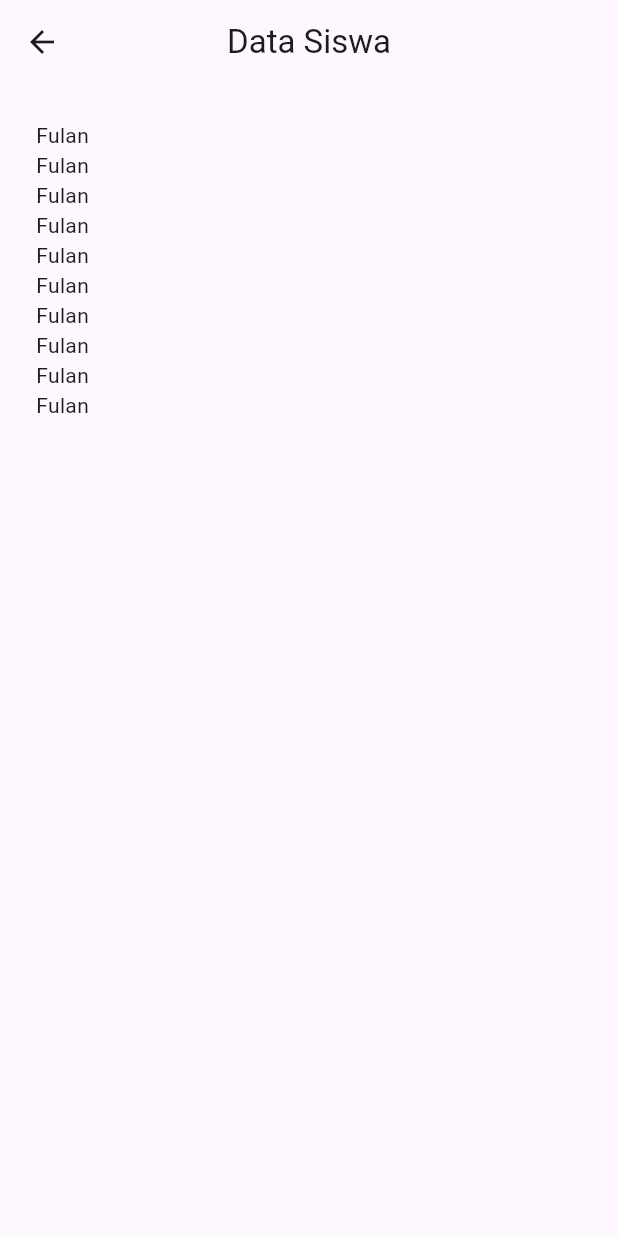
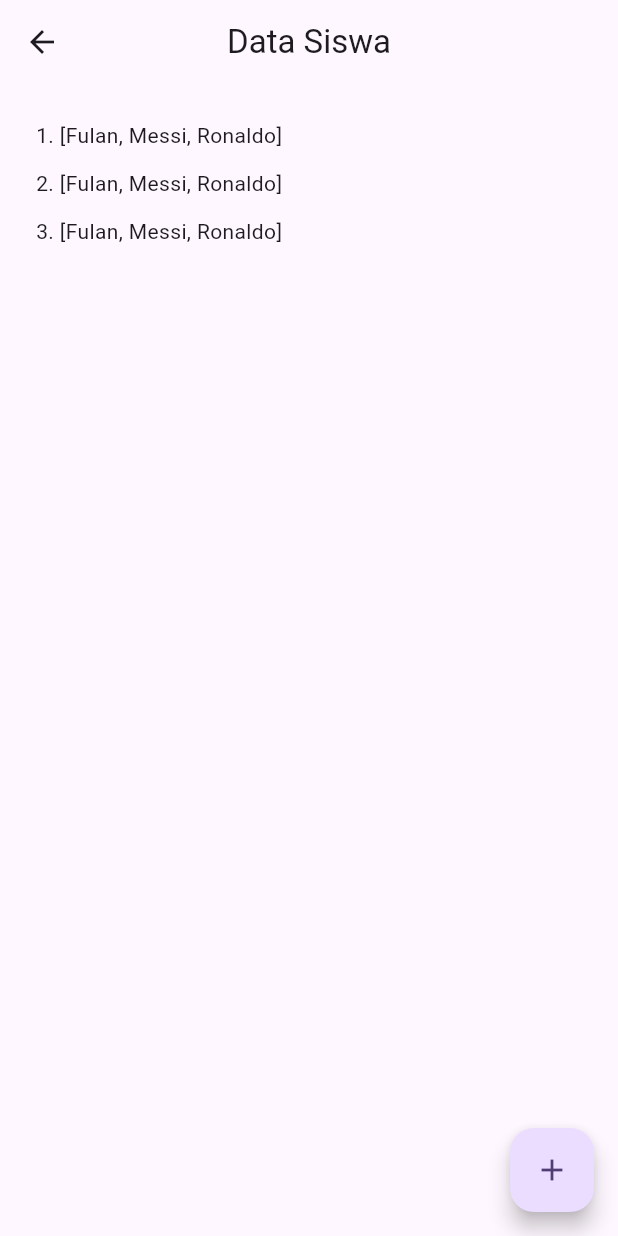
Before and after one commit to Miradrianti/sandbox_app, a Flutter app: the DataSiswa screen opened directly, on a phone screen of 412 x 824 dp. Run offline on Flutter 3.47's test engine with Material 3 defaults, Android fonts, the phone set to English and light mode, and no system bars.

Commit message:
form input siswa dll

```diff
--- /dev/null
+++ b/lib/dummy/siswa.dart
@@ -0,0 +1,5 @@
+var siswa = <String>[
+  'Fulan',
+  'Messi',
+  'Ronaldo',
+];
--- a/lib/pages/data_siswa.dart
+++ b/lib/pages/data_siswa.dart
@@ -1,18 +1,43 @@
+/*
+Kriteria :
+- Halaman utama menampilkan list nama siswa (gunakan data dummy awal: misal “Budi”, “Siti”).
+- Ada tombol “Tambah Siswa” yang membuka form input.
+- Form input memiliki validasi: Nama tidak boleh kosong dan Minimal 3 karakter
+- Setelah validasi sukses, nama siswa baru ditambahkan ke list dummy dan langsung tampil di halaman utama.
+*/
 import 'package:flutter/material.dart';
+import 'package:sandbox_app/dummy/siswa.dart';
+import 'package:sandbox_app/pages/input_siswa.dart';
 
-class DataSiswa extends StatelessWidget {
+class DataSiswa extends StatefulWidget {
   const DataSiswa({super.key});
 
+  @override
+  State<DataSiswa> createState() => _DataSiswaState();
+}
+
+class _DataSiswaState extends State<DataSiswa> {
   @override
   Widget build(BuildContext context) {
     return Scaffold(
       appBar: AppBar(title: Text('Data Siswa'), centerTitle: true,),
-      body: ListView.builder(
+      body: ListView.separated(
         padding: EdgeInsets.all(24),
         itemBuilder: (context, index) {
-          return Text('Fulan');
+          final item = siswa;
+          return Text('${index + 1}. $item');
         },
-        itemCount: 10,
+        separatorBuilder: (context, index) {
+          return SizedBox(height: 12,);
+        },
+        itemCount: siswa.length,
+      ),
+      floatingActionButton: FloatingActionButton(
+        onPressed: () {
+          Navigator.push(context,
+          MaterialPageRoute(builder: (context) => const InputSiswa())); //masih error
+        },
+        child: Icon(Icons.add),
       ),
     );
   }
--- a/lib/pages/profil.dart
+++ b/lib/pages/profil.dart
@@ -57,8 +57,7 @@ class Profil extends StatelessWidget {
                 text: 'Logout',
                 onPressed: () {
                   Navigator.push(context,
-                          MaterialPageRoute(builder: (context) => const LandingPage())
-                        );
+                  MaterialPageRoute(builder: (context) => const LandingPage()));
                 },
               )
 
```
Also changed, not shown: lib/pages/daftar.dart (+4 -3 lines), lib/pages/input_siswa.dart (added, +104 -0 lines).
